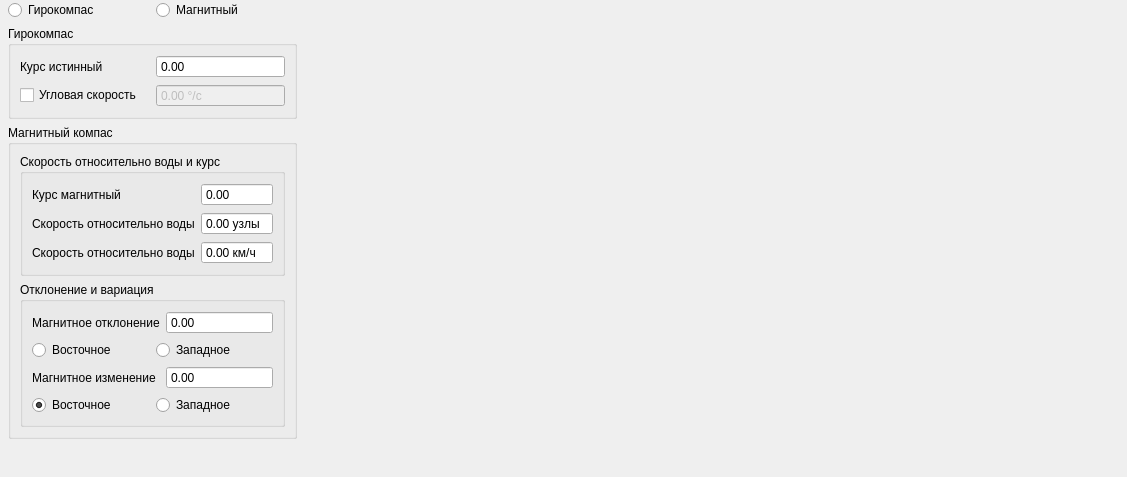
Above: Compas/ui/Compass.ui from Jomart02/NaviSimulators before the change. Below: the same form after it.
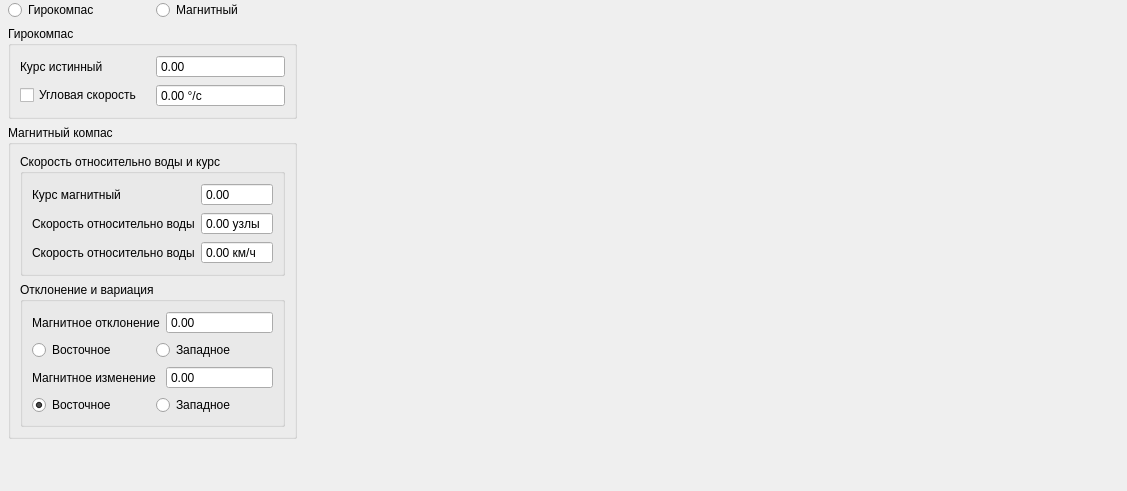
That is the form after the change.

The edit to the form file:
```diff
--- a/Compas/ui/Compass.ui
+++ b/Compas/ui/Compass.ui
@@ -7,7 +7,7 @@
     <x>0</x>
     <y>0</y>
     <width>1127</width>
-    <height>477</height>
+    <height>491</height>
    </rect>
   </property>
   <property name="windowTitle">
@@ -266,7 +266,7 @@
       <item row="1" column="1">
        <widget class="QDoubleSpinBox" name="doubleSpinBox_angleSpeed">
         <property name="enabled">
-         <bool>false</bool>
+         <bool>true</bool>
         </property>
         <property name="buttonSymbols">
          <enum>QAbstractSpinBox::ButtonSymbols::NoButtons</enum>
```
Left out of the diff: 2 changed lines with no effect on the pictures.
